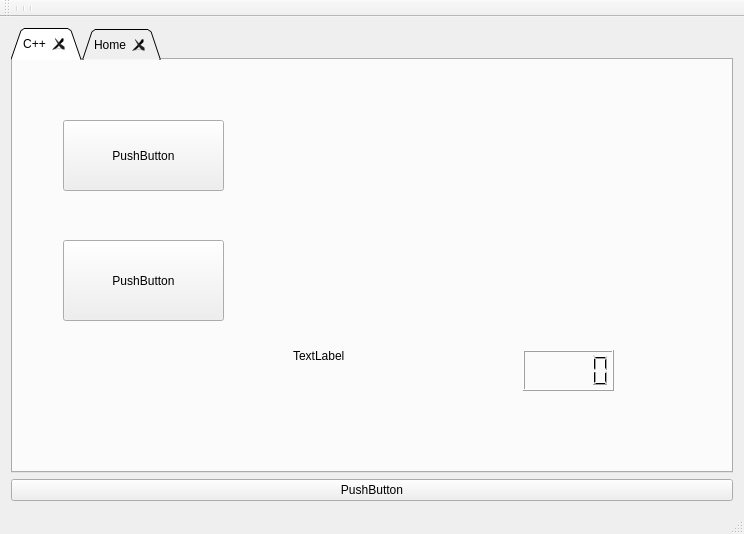
This is firstgui/mainwindow.ui in MacroGu/qtProject as Qt 5 draws it before an edit. The edited form follows.
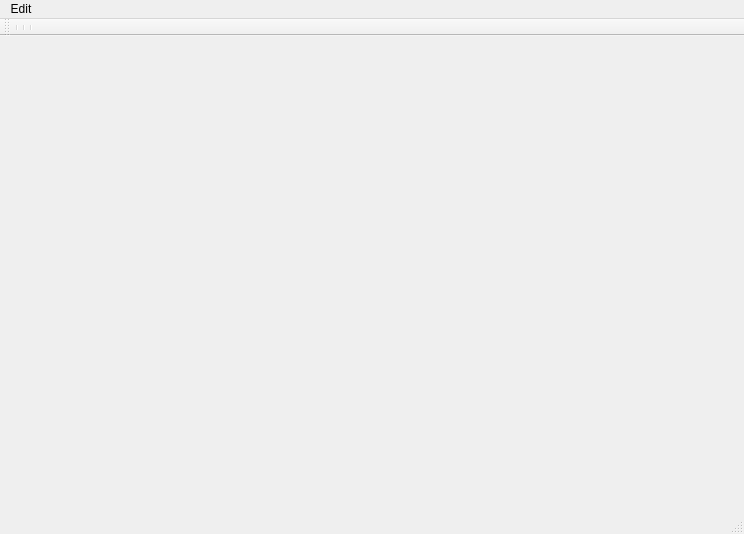
This is the edited form. The open tabs and pages were chosen to show the change.

Commit message: add font dialog

```diff
--- a/firstgui/mainwindow.ui
+++ b/firstgui/mainwindow.ui
@@ -16,134 +16,7 @@
   <property name="styleSheet">
    <string notr="true"/>
   </property>
-  <widget class="QWidget" name="centralWidget">
-   <layout class="QHBoxLayout" name="horizontalLayout">
-    <item>
-     <layout class="QVBoxLayout" name="verticalLayout">
-      <item>
-       <widget class="QTabWidget" name="tabWidget">
-        <property name="tabPosition">
-         <enum>QTabWidget::North</enum>
-        </property>
-        <property name="tabShape">
-         <enum>QTabWidget::Triangular</enum>
-        </property>
-        <property name="currentIndex">
-         <number>1</number>
-        </property>
-        <property name="iconSize">
-         <size>
-          <width>32</width>
-          <height>32</height>
-         </size>
-        </property>
-        <property name="tabsClosable">
-         <bool>true</bool>
-        </property>
-        <property name="movable">
-         <bool>true</bool>
-        </property>
-        <widget class="QWidget" name="tab_2">
-         <attribute name="title">
-          <string>C++</string>
-         </attribute>
-         <widget class="QPushButton" name="pushButton_2">
-          <property name="geometry">
-           <rect>
-            <x>50</x>
-            <y>60</y>
-            <width>161</width>
-            <height>71</height>
-           </rect>
-          </property>
-          <property name="text">
-           <string>PushButton</string>
-          </property>
-         </widget>
-         <widget class="QPushButton" name="pushButton_3">
-          <property name="geometry">
-           <rect>
-            <x>50</x>
-            <y>180</y>
-            <width>161</width>
-            <height>81</height>
-           </rect>
-          </property>
-          <property name="text">
-           <string>PushButton</string>
-          </property>
-         </widget>
-         <widget class="QLabel" name="label">
-          <property name="geometry">
-           <rect>
-            <x>280</x>
-            <y>270</y>
-            <width>131</width>
-            <height>51</height>
-           </rect>
-          </property>
-          <property name="text">
-           <string>TextLabel</string>
-          </property>
-         </widget>
-         <widget class="QLCDNumber" name="lcdNumber">
-          <property name="geometry">
-           <rect>
-            <x>510</x>
-            <y>290</y>
-            <width>91</width>
-            <height>41</height>
-           </rect>
-          </property>
-         </widget>
-        </widget>
-        <widget class="QWidget" name="tab">
-         <attribute name="title">
-          <string>Home</string>
-         </attribute>
-         <attribute name="toolTip">
-          <string>This is Home</string>
-         </attribute>
-         <widget class="QLabel" name="label_2">
-          <property name="geometry">
-           <rect>
-            <x>80</x>
-            <y>160</y>
-            <width>81</width>
-            <height>61</height>
-           </rect>
-          </property>
-          <property name="text">
-           <string>TextLabel</string>
-          </property>
-         </widget>
-         <widget class="QLabel" name="label_3">
-          <property name="geometry">
-           <rect>
-            <x>270</x>
-            <y>200</y>
-            <width>111</width>
-            <height>41</height>
-           </rect>
-          </property>
-          <property name="text">
-           <string>TextLabel</string>
-          </property>
-         </widget>
-        </widget>
-       </widget>
-      </item>
-      <item>
-       <widget class="QPushButton" name="pushButton">
-        <property name="text">
-         <string>PushButton</string>
-        </property>
-       </widget>
-      </item>
-     </layout>
-    </item>
-   </layout>
-  </widget>
+  <widget class="QWidget" name="centralWidget"/>
   <widget class="QMenuBar" name="menuBar">
    <property name="geometry">
     <rect>
@@ -153,6 +26,13 @@
      <height>21</height>
     </rect>
    </property>
+   <widget class="QMenu" name="menuAbout">
+    <property name="title">
+     <string>Edit</string>
+    </property>
+    <addaction name="actionFont"/>
+   </widget>
+   <addaction name="menuAbout"/>
   </widget>
   <widget class="QStatusBar" name="statusBar"/>
   <widget class="QToolBar" name="mainToolBar">
```
Left out of the diff: 5 changed lines with no effect on the pictures. The commit also changes 6 other files.
